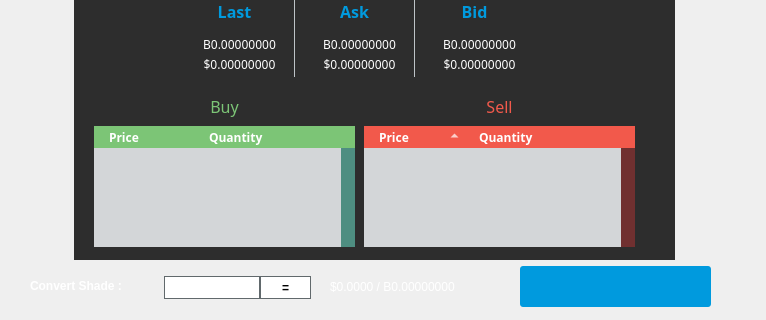
Before: the Qt Designer form src/qt/forms/poolbrowser.ui in shade-project/Shade, drawn with Qt 5; both pictures show x 0 to 766 and y 189 to 509 of the 766 by 509 pixel window.
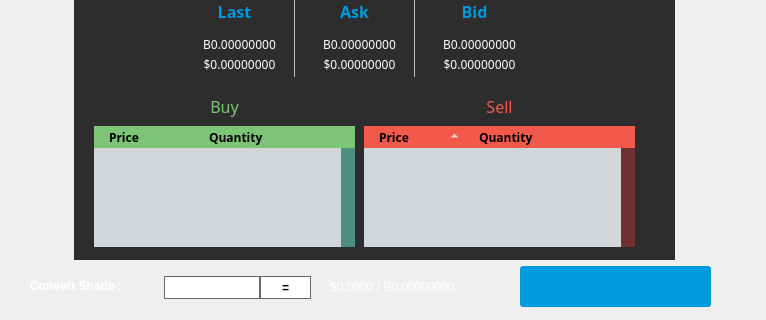
After: the same form once the commit is applied. The open tabs and pages were chosen to show the change. Icons and pictures are not drawn. Custom widgets are drawn as their Qt base class.

Commit message:
Updating Checkpoints/UI Enhancements
Updating Checkpoints/UI Enhancements

```diff
--- a/src/qt/forms/poolbrowser.ui
+++ b/src/qt/forms/poolbrowser.ui
@@ -797,9 +797,10 @@
            <bool>true</bool>
           </property>
           <property name="styleSheet">
-           <string notr="true">QScrollBar:vertical {margin-top:22px;background: #95a5a6;}QScrollBar::handle:vertical {background: #703030;min-width: 10px;min-height:20px;}QScrollBar::add-line:vertical {width: 0px;subcontrol-position: top left;}QScrollBar::sub-line:vertical {width: 0px;subcontrol-position: top left;}QScrollBar:left-arrow:horizontal, QScrollBar::right-arrow:horizontal {width: 0px;height: 0px;}QScrollBar::add-page:vertical, QScrollBar::sub-page:vertical {background: none;} QTreeWidget {background:#d3d6d8;}
+           <string notr="true">QScrollBar:vertical {margin-top:22px;background: #95a5a6;}QScrollBar::handle:vertical {background: #703030;min-width: 10px;min-height:20px;}QScrollBar::add-line:vertical {width: 0px;subcontrol-position: top left;}QScrollBar::sub-line:vertical {width: 0px;subcontrol-position: top left;}QScrollBar:left-arrow:horizontal, QScrollBar::right-arrow:horizontal {width: 0px;height: 0px;}QScrollBar::add-page:vertical, QScrollBar::sub-page:vertical {background: none;} QTreeWidget { color:#000;background:#d3d6d8;}
  QHeaderView::section {
      background-color: #f2594b;
+	 color:#000;
      padding-left: 15px;
      border: 0px;
 	height:22px;
@@ -1104,13 +1105,15 @@
            </rect>
           </property>
           <property name="styleSheet">
-           <string notr="true">QScrollBar:vertical {margin-top:22px;background: #95a5a6;}QScrollBar::handle:vertical {background: #4e8e81;max-width: 5px;min-height:20px;}QScrollBar::add-line:vertical {width: 0px;subcontrol-position: top left;}QScrollBar::sub-line:vertical {width: 0px;subcontrol-position: top left;}QScrollBar:left-arrow:horizontal, QScrollBar::right-arrow:horizontal {width: 0px;height: 0px;}QScrollBar::add-page:vertical, QScrollBar::sub-page:vertical {background: none;} QTreeWidget {background:#d3d6d8;}
+           <string notr="true">QScrollBar:vertical {margin-top:22px;background: #95a5a6;}QScrollBar::handle:vertical {background: #4e8e81;max-width: 5px;min-height:20px;}QScrollBar::add-line:vertical {width: 0px;subcontrol-position: top left;}QScrollBar::sub-line:vertical {width: 0px;subcontrol-position: top left;}QScrollBar:left-arrow:horizontal, QScrollBar::right-arrow:horizontal {width: 0px;height: 0px;}QScrollBar::add-page:vertical, QScrollBar::sub-page:vertical {background: none;} QTreeWidget { color:#000;background:#d3d6d8;}
  QHeaderView::section {
      background-color: #7cc576;
+	 color:#000;
      padding-left: 15px;
      border: 0px;
 	height:22px;
  }
+
 </string>
           </property>
           <property name="verticalScrollBarPolicy">
```
Left out of the diff: 20 changed lines with no effect on the pictures. The commit also changes 4 other files.
